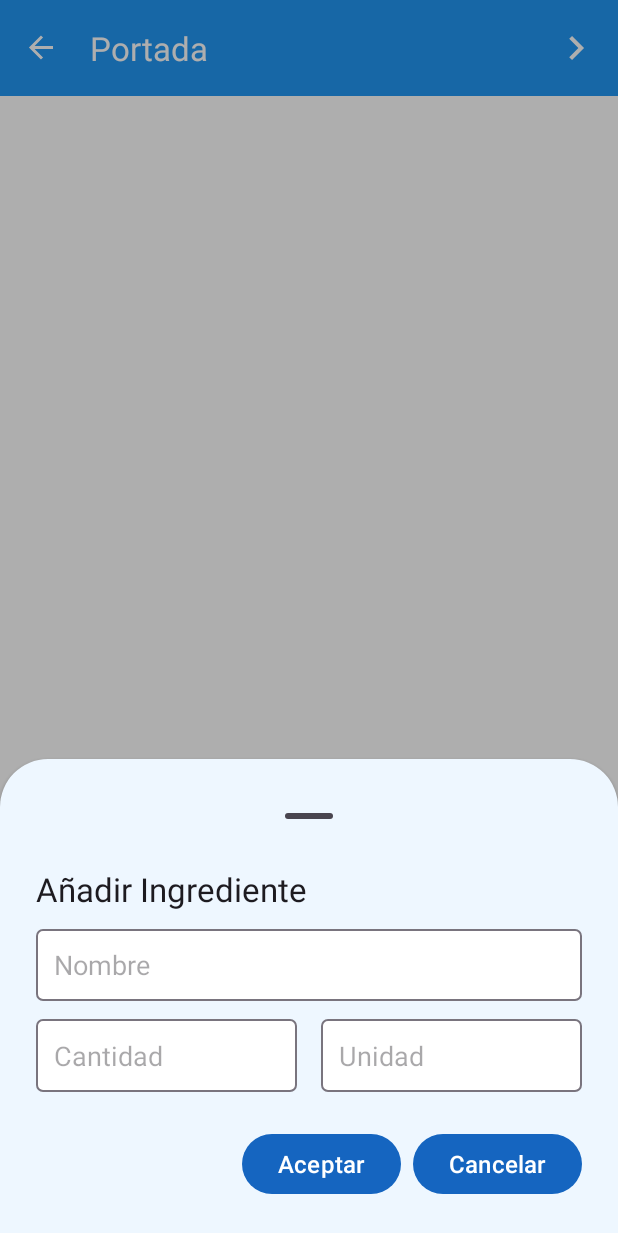
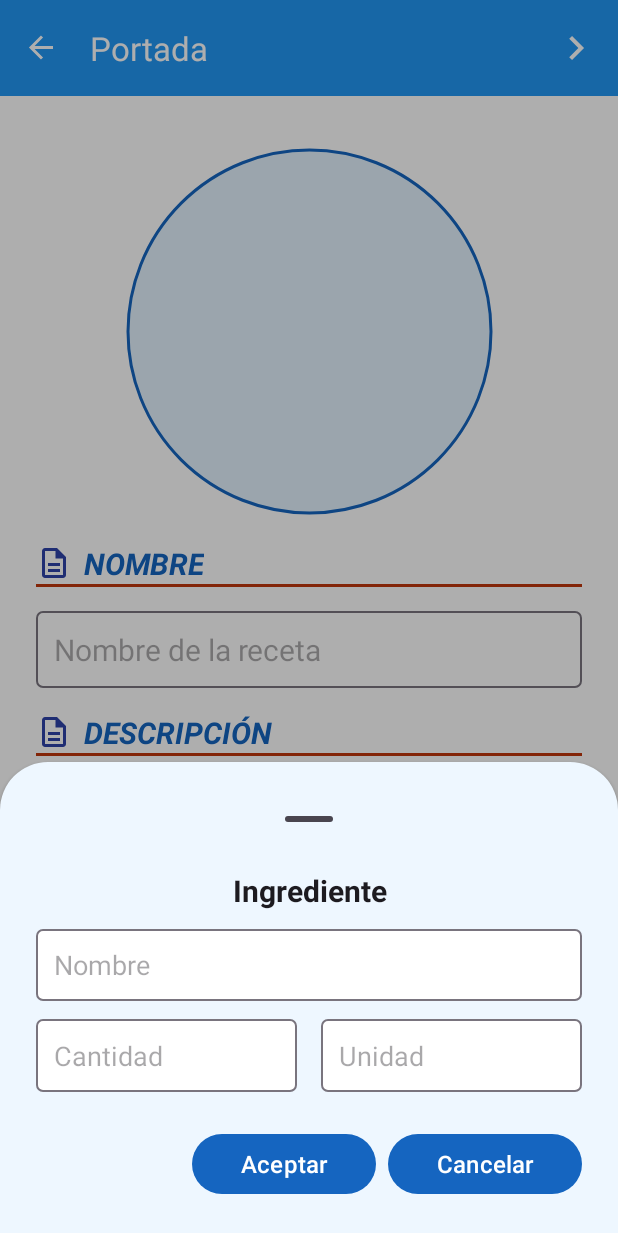
Before and after one commit to overdrive80/RecetasDigitales, an Android app: the fragment IngredientesBottomSheet placed in its activity, on a phone screen of 412 x 824 dp. Shown: the top 1233 px of the screen. Run offline under Robolectric (Android 15) with nearby library versions, the phone set to English and light mode, and no system bars; our stand-ins replace Room's generated code, navigation-ui.

Commit message:
Actualizar portada y aclarar flujo de persistencia.

```diff
--- a/app/src/main/java/org/overdrive/recetasdigitales/model/RecetarioRepositorio.java
+++ b/app/src/main/java/org/overdrive/recetasdigitales/model/RecetarioRepositorio.java
@@ -48,4 +48,8 @@ public class RecetarioRepositorio {
     public LiveData<RecetaCompleta> getRecetaCompleta(long recetaId) {
         return mRecetaDAO.getRecetaCompleta(recetaId);
     }
+
+    public long insertarReceta(Receta receta) {
+        return mRecetaDAO.insertarReceta(receta);
+    }
 }
--- a/app/src/main/java/org/overdrive/recetasdigitales/model/entidades/Ingrediente.java
+++ b/app/src/main/java/org/overdrive/recetasdigitales/model/entidades/Ingrediente.java
@@ -4,6 +4,7 @@ import androidx.annotation.NonNull;
 import androidx.room.ColumnInfo;
 import androidx.room.Entity;
 import androidx.room.ForeignKey;
+import androidx.room.Ignore;
 import androidx.room.PrimaryKey;
 
 import org.overdrive.recetasdigitales.Constantes;
@@ -45,6 +46,10 @@ public class Ingrediente {
     private long idReceta;
 
     //Constructor
+    @Ignore
+    public Ingrediente() {
+    }
+
     public Ingrediente(String nombre, double cantidad, String unidad, long idReceta) {
         this.nombre = nombre;
         this.cantidad = cantidad;
--- a/app/src/main/java/org/overdrive/recetasdigitales/model/entidades/Receta.java
+++ b/app/src/main/java/org/overdrive/recetasdigitales/model/entidades/Receta.java
@@ -2,6 +2,7 @@ package org.overdrive.recetasdigitales.model.entidades;
 
 import androidx.room.ColumnInfo;
 import androidx.room.Entity;
+import androidx.room.Ignore;
 import androidx.room.PrimaryKey;
 
 import org.overdrive.recetasdigitales.Constantes;
@@ -31,6 +32,9 @@ public class Receta {
     private long tiempo;
 
     //Constructores
+    @Ignore
+    public Receta() {
+    }
 
     public Receta(String titulo, String descripcion, String imagenUri, long tiempo) {
         this.titulo = titulo;
@@ -43,6 +47,10 @@ public class Receta {
     //Getter-Setters
     public String getTitulo() {
         return titulo;
+    }
+
+    public void setTitulo(String titulo) {
+        this.titulo = titulo;
     }
 
     public String getDescripcion() {
--- a/app/src/main/java/org/overdrive/recetasdigitales/view/crear_receta/IngredientesBottomSheet.java
+++ b/app/src/main/java/org/overdrive/recetasdigitales/view/crear_receta/IngredientesBottomSheet.java
@@ -1,7 +1,6 @@
 package org.overdrive.recetasdigitales.view.crear_receta;
 
 import android.os.Bundle;
-import android.util.Log;
 import android.view.LayoutInflater;
 import android.view.View;
 import android.view.ViewGroup;
@@ -13,16 +12,11 @@ import androidx.annotation.Nullable;
 import androidx.lifecycle.ViewModelProvider;
 
 import com.google.android.material.bottomsheet.BottomSheetDialogFragment;
-import com.google.android.material.button.MaterialButton;
 
 import org.overdrive.recetasdigitales.R;
 import org.overdrive.recetasdigitales.databinding.BottomsheetNuevoIngredienteBinding;
-import org.overdrive.recetasdigitales.databinding.BottomsheetVerRecetasBinding;
-import org.overdrive.recetasdigitales.model.entidades.Receta;
+import org.overdrive.recetasdigitales.model.entidades.Ingrediente;
 import org.overdrive.recetasdigitales.viewmodel.CrearRecetaViewModel;
-import org.overdrive.recetasdigitales.viewmodel.RecetasViewModel;
-
-import java.util.List;
 
 public class IngredientesBottomSheet extends BottomSheetDialogFragment {
     public static final String TAG = "IngredientesBottomSheet";
@@ -34,6 +28,8 @@ public class IngredientesBottomSheet extends BottomSheetDialogFragment {
         super.onCreate(savedInstanceState);
         setStyle(BottomSheetDialogFragment.STYLE_NORMAL, R.style.ThemeBottomSheet); //Establecemos el tema del boton sheet
         setCancelable(false);
+
+        inicializarViewModel();
 
     }
 
@@ -47,9 +43,6 @@ public class IngredientesBottomSheet extends BottomSheetDialogFragment {
         //Obtenemos la vista raiz del layout para el BottomSheet
         View view = binding.getRoot();
 
-
-
-
         return view;
     }
 
@@ -61,6 +54,11 @@ public class IngredientesBottomSheet extends BottomSheetDialogFragment {
         configurarAutocompletadoUnidades();
 
 
+    }
+
+    private void inicializarViewModel() {
+        this.viewModel = new ViewModelProvider(getActivity())
+                .get(CrearRecetaViewModel.class);
     }
 
     private void configurarListeners() {
@@ -76,6 +74,8 @@ public class IngredientesBottomSheet extends BottomSheetDialogFragment {
                 }
 
                 Toast.makeText(requireContext(), "Ingrediente agregado", Toast.LENGTH_SHORT).show();
+
+                agregarIngrediente();
                 dismiss();
             }
         });
@@ -87,6 +87,15 @@ public class IngredientesBottomSheet extends BottomSheetDialogFragment {
                 dismiss();
             }
         });
+    }
+
+    private void agregarIngrediente() {
+        Ingrediente ingrediente = new Ingrediente();
+        ingrediente.setNombre(binding.etNombre.getText().toString());
+        ingrediente.setUnidad(binding.etUnidad.getText().toString());
+        ingrediente.setCantidad(Double.parseDouble(binding.etCantidad.getText().toString()));
+
+        viewModel.agregarIngrediente(ingrediente);
     }
 
     private void configurarAutocompletadoUnidades() {
--- a/app/src/main/java/org/overdrive/recetasdigitales/view/crear_receta/IngredientesFragment.java
+++ b/app/src/main/java/org/overdrive/recetasdigitales/view/crear_receta/IngredientesFragment.java
@@ -1,6 +1,5 @@
 package org.overdrive.recetasdigitales.view.crear_receta;
 
-import android.content.Intent;
 import android.os.Bundle;
 import android.view.LayoutInflater;
 import android.view.Menu;
@@ -8,25 +7,25 @@ import android.view.MenuInflater;
 import android.view.MenuItem;
 import android.view.View;
 import android.view.ViewGroup;
-import android.widget.Toast;
 
 import androidx.annotation.NonNull;
 import androidx.annotation.Nullable;
 import androidx.core.view.MenuProvider;
 import androidx.fragment.app.Fragment;
 import androidx.lifecycle.Lifecycle;
+import androidx.lifecycle.ViewModelProvider;
 import androidx.navigation.NavController;
 import androidx.navigation.Navigation;
 
 import org.overdrive.recetasdigitales.R;
 import org.overdrive.recetasdigitales.databinding.FragmentIngredientesBinding;
-import org.overdrive.recetasdigitales.view.lista_recetas.RecetasActivity;
-import org.overdrive.recetasdigitales.view.lista_recetas.RecetasBottomSheet;
+import org.overdrive.recetasdigitales.viewmodel.CrearRecetaViewModel;
 
 
 public class IngredientesFragment extends Fragment {
     private FragmentIngredientesBinding binding;
     private NavController navController;
+    private CrearRecetaViewModel viewModel;
 
     public IngredientesFragment() {
         // Required empty public constructor
@@ -35,6 +34,7 @@ public class IngredientesFragment extends Fragment {
     @Override
     public void onCreate(Bundle savedInstanceState) {
         super.onCreate(savedInstanceState);
+        inicializarViewModel();
     }
 
     @Override
@@ -51,6 +51,12 @@ public class IngredientesFragment extends Fragment {
         navController = Navigation.findNavController(view);
         configurarMenuProvider();
         configurarFab();
+
+    }
+
+    private void inicializarViewModel() {
+        this.viewModel = new ViewModelProvider(getActivity())
+                .get(CrearRecetaViewModel.class);
     }
 
     private void configurarMenuProvider() {
--- a/app/src/main/java/org/overdrive/recetasdigitales/view/crear_receta/IngredientesViewHolder.java
+++ b/app/src/main/java/org/overdrive/recetasdigitales/view/crear_receta/IngredientesViewHolder.java
@@ -1,15 +1,10 @@
 package org.overdrive.recetasdigitales.view.crear_receta;
-
-import android.view.View;
 
 import androidx.annotation.NonNull;
 import androidx.recyclerview.widget.RecyclerView;
 
 import org.overdrive.recetasdigitales.databinding.RecyclerIngredientesItemBinding;
-import org.overdrive.recetasdigitales.databinding.RecyclerRecetasItemBinding;
 import org.overdrive.recetasdigitales.model.entidades.Ingrediente;
-import org.overdrive.recetasdigitales.model.entidades.Receta;
-import org.overdrive.recetasdigitales.view.lista_recetas.RecetasAdapter;
 
 public class IngredientesViewHolder extends RecyclerView.ViewHolder {
     private RecyclerIngredientesItemBinding binding;
--- a/app/src/main/java/org/overdrive/recetasdigitales/view/crear_receta/PortadaFragment.java
+++ b/app/src/main/java/org/overdrive/recetasdigitales/view/crear_receta/PortadaFragment.java
@@ -13,16 +13,21 @@ import androidx.annotation.Nullable;
 import androidx.core.view.MenuProvider;
 import androidx.fragment.app.Fragment;
 import androidx.lifecycle.Lifecycle;
+import androidx.lifecycle.ViewModelProvider;
 import androidx.navigation.NavController;
 import androidx.navigation.Navigation;
 
 import org.overdrive.recetasdigitales.R;
-import org.overdrive.recetasdigitales.databinding.FragmentPortadaRecetaBinding;
+import org.overdrive.recetasdigitales.databinding.FragmentPortadaBinding;
+import org.overdrive.recetasdigitales.model.entidades.Receta;
+import org.overdrive.recetasdigitales.viewmodel.CrearRecetaViewModel;
 
 public class PortadaFragment extends Fragment {
 
-    private FragmentPortadaRecetaBinding binding;
+    private FragmentPortadaBinding binding;
     private NavController navController;
+    private CrearRecetaViewModel viewModel;
+
 
     public PortadaFragment() {
         // Required empty public constructor
@@ -31,13 +36,14 @@ public class PortadaFragment extends Fragment {
     @Override
     public void onCreate(Bundle savedInstanceState) {
         super.onCreate(savedInstanceState);
+        inicializarViewModel();
     }
 
     @Override
     public View onCreateView(LayoutInflater inflater, ViewGroup container,
                              Bundle savedInstanceState) {
         // Inflate the layout for this fragment
-        binding = FragmentPortadaRecetaBinding.inflate(inflater, container, false);
+        binding = FragmentPortadaBinding.inflate(inflater, container, false);
         return binding.getRoot();
     }
 
@@ -48,6 +54,11 @@ public class PortadaFragment extends Fragment {
         navController = Navigation.findNavController(view); // View: es el elemento raiz del layout del fragment
         configurarMenuProvider();
 
+    }
+
+    private void inicializarViewModel() {
+        this.viewModel = new ViewModelProvider(getActivity())
+                .get(CrearRecetaViewModel.class);
     }
 
     private void configurarMenuProvider() {
@@ -62,6 +73,14 @@ public class PortadaFragment extends Fragment {
             public boolean onMenuItemSelected(@NonNull MenuItem menuItem) {
                 // Item: siguiente
                 if (menuItem.getItemId() == R.id.action_siguiente) {
+
+                    if (binding.etNombreReceta.getText().toString().isEmpty()) {
+                        binding.etNombreReceta.setError("El nombre de la receta es obligatorio");
+                        return true;
+                    }
+
+                    insertarReceta();
+
                     navController.navigate(R.id.action_portada_a_ingredientes);
                     return true; // Le dice que ha consumido el evento y no lo propage
                 }
@@ -70,6 +89,17 @@ public class PortadaFragment extends Fragment {
         }, getViewLifecycleOwner(), Lifecycle.State.RESUMED); // Esta parte hace que se reutilize el menu
     }
 
+    private void insertarReceta() {
+        Receta receta = new Receta();
+        receta.setTitulo(binding.etNombreReceta.getText().toString());
+        receta.setDescripcion(binding.etDescripcionReceta.getText().toString());
+        receta.setImagenUri("");
+        receta.setTiempo(0);
+
+        viewModel.setReceta(receta);
+
+    }
+
     @Override
     public void onDestroyView() {
         super.onDestroyView();
--- a/app/src/main/java/org/overdrive/recetasdigitales/view/lista_recetas/RecetasAdapter.java
+++ b/app/src/main/java/org/overdrive/recetasdigitales/view/lista_recetas/RecetasAdapter.java
@@ -1,6 +1,5 @@
 package org.overdrive.recetasdigitales.view.lista_recetas;
 
-import android.util.Log;
 import android.view.LayoutInflater;
 import android.view.ViewGroup;
 
@@ -29,8 +28,6 @@ public class RecetasAdapter extends RecyclerView.Adapter<RecetasViewHolder> {
     @NonNull
     @Override
     public RecetasViewHolder onCreateViewHolder(@NonNull ViewGroup parent, int viewType) {
-        Log.d(TAG, "parent: " + parent);
-
         //El LayoutInflater nos permite convertir el archivo XML del layout
         // en objetos View que Android puede mostrar
         LayoutInflater inflater = LayoutInflater.from(parent.getContext());
--- a/app/src/main/java/org/overdrive/recetasdigitales/viewmodel/CrearRecetaViewModel.java
+++ b/app/src/main/java/org/overdrive/recetasdigitales/viewmodel/CrearRecetaViewModel.java
@@ -6,6 +6,7 @@ import androidx.annotation.NonNull;
 import androidx.lifecycle.AndroidViewModel;
 import androidx.lifecycle.LiveData;
 import androidx.lifecycle.MutableLiveData;
+import androidx.lifecycle.Observer;
 
 import org.overdrive.recetasdigitales.model.RecetarioRepositorio;
 import org.overdrive.recetasdigitales.model.entidades.Ingrediente;
@@ -13,6 +14,7 @@ import org.overdrive.recetasdigitales.model.entidades.Paso;
 import org.overdrive.recetasdigitales.model.entidades.Receta;
 import org.overdrive.recetasdigitales.model.relaciones.RecetaCompleta;
 
+import java.util.ArrayList;
 import java.util.List;
 
 public class CrearRecetaViewModel extends AndroidViewModel {
@@ -20,8 +22,8 @@ public class CrearRecetaViewModel extends AndroidViewModel {
     private final RecetarioRepositorio repo;
     private LiveData<RecetaCompleta> recetaCompleta;
     private MutableLiveData<Receta> receta = new MutableLiveData<>();
-    private MutableLiveData<List<Ingrediente>> ingredientes = new MutableLiveData<>();
-    private MutableLiveData<List<Paso>> pasos = new MutableLiveData<>();
+    private MutableLiveData<List<Ingrediente>> ingredientes = new MutableLiveData<>(new ArrayList<>());
+    private MutableLiveData<List<Paso>> pasos = new MutableLiveData<>(new ArrayList<>());
 
     public CrearRecetaViewModel(@NonNull Application application) {
         super(application);
@@ -29,7 +31,11 @@ public class CrearRecetaViewModel extends AndroidViewModel {
         repo = new RecetarioRepositorio(application);
     }
 
-    public void setNuevoIngrediente(Ingrediente ingrediente){
+    public void agregarIngrediente(Ingrediente ingrediente) {
         ingredientes.getValue().add(ingrediente);
     }
+
+    public void setReceta(Receta receta) {
+        this.receta.setValue(receta);
+    }
 }
--- a/app/src/main/res/layout/bottomsheet_nuevo_ingrediente.xml
+++ b/app/src/main/res/layout/bottomsheet_nuevo_ingrediente.xml
@@ -1,7 +1,6 @@
 <?xml version="1.0" encoding="utf-8"?>
 <androidx.constraintlayout.widget.ConstraintLayout xmlns:android="http://schemas.android.com/apk/res/android"
     xmlns:app="http://schemas.android.com/apk/res-auto"
-    xmlns:tools="http://schemas.android.com/tools"
     android:layout_width="match_parent"
     android:layout_height="wrap_content"
     android:padding="24dp">
@@ -18,7 +17,10 @@
         android:id="@+id/tvTitulo"
         android:layout_width="0dp"
         android:layout_height="wrap_content"
-        android:text="Añadir Ingrediente"
+        android:text="Ingrediente"
+        android:gravity="center"
+        android:textSize="20sp"
+        android:textStyle="bold"
         android:textAppearance="@style/TextAppearance.Material3.TitleLarge"
         app:layout_constraintEnd_toEndOf="parent"
         app:layout_constraintStart_toStartOf="parent"
@@ -72,6 +74,7 @@
         android:layout_height="wrap_content"
         android:layout_marginTop="24dp"
         android:gravity="end"
+        android:weightSum="8"
         android:orientation="horizontal"
         app:layout_constraintBottom_toBottomOf="parent"
         app:layout_constraintEnd_toEndOf="parent"
@@ -83,6 +86,7 @@
             android:layout_width="wrap_content"
             android:layout_height="wrap_content"
             android:text="Aceptar"
+            android:layout_weight="1"
             android:textSize="16sp" />
 
         <Button
@@ -91,6 +95,7 @@
             android:layout_height="wrap_content"
             android:layout_marginStart="8dp"
             android:text="Cancelar"
+            android:layout_weight="1"
             android:textSize="16sp" />
 
     </LinearLayout>
--- /dev/null
+++ b/app/src/main/res/layout/fragment_portada.xml
@@ -0,0 +1,175 @@
+<?xml version="1.0" encoding="utf-8"?>
+<androidx.constraintlayout.widget.ConstraintLayout xmlns:android="http://schemas.android.com/apk/res/android"
+    xmlns:app="http://schemas.android.com/apk/res-auto"
+    xmlns:tools="http://schemas.android.com/tools"
+    android:layout_width="match_parent"
+    android:layout_height="match_parent"
+    android:padding="24dp"
+    tools:context="view.crear_receta.PortadaFragment">
+
+    <com.google.android.material.imageview.ShapeableImageView
+        android:id="@+id/ivImagenReceta"
+        android:layout_width="250dp"
+        android:layout_height="250dp"
+        android:layout_marginTop="8dp"
+        android:adjustViewBounds="true"
+        android:background="@color/blue_50"
+        android:clickable="true"
+        android:focusable="true"
+        android:padding="4dp"
+        android:scaleType="centerCrop"
+        android:tooltipText="Haz clic para añadir imagen"
+        app:layout_constraintBottom_toTopOf="@id/lblNombreReceta"
+        app:layout_constraintEnd_toEndOf="parent"
+        app:layout_constraintStart_toStartOf="parent"
+        app:layout_constraintTop_toTopOf="parent"
+        app:shapeAppearanceOverlay="@style/FormaRedonda"
+        app:strokeColor="@color/blue_800"
+        app:strokeWidth="2dp" />
+
+    <TextView
+        android:id="@+id/lblNombreReceta"
+        android:layout_width="wrap_content"
+        android:layout_height="wrap_content"
+        android:layout_marginTop="16dp"
+        android:drawablePadding="8dp"
+        android:text="NOMBRE"
+        android:textColor="@color/blue_800"
+        android:textSize="20sp"
+        android:textStyle="italic|bold"
+        app:drawableStartCompat="@drawable/outline_description_24"
+        app:layout_constraintStart_toStartOf="parent"
+        app:layout_constraintTop_toBottomOf="@id/ivImagenReceta" />
+
+    <View
+        android:id="@+id/separador0"
+        android:layout_width="0dp"
+        android:layout_height="2dp"
+        android:background="@color/deep_orange_900"
+        app:layout_constraintEnd_toEndOf="parent"
+        app:layout_constraintStart_toStartOf="parent"
+        app:layout_constraintTop_toBottomOf="@id/lblNombreReceta" />
+
+    <EditText
+        android:id="@+id/etNombreReceta"
+        android:layout_width="0dp"
+        android:layout_height="wrap_content"
+        android:layout_marginTop="16dp"
+        android:background="@drawable/bg_edittext"
+        android:gravity="top|start"
+        android:hint="Nombre de la receta"
+        android:inputType="text"
+        android:maxLines="1"
+        android:minHeight="48dp"
+        android:padding="12dp"
+        android:textSize="20sp"
+        app:layout_constraintEnd_toEndOf="parent"
+        app:layout_constraintStart_toStartOf="parent"
+        app:layout_constraintTop_toBottomOf="@id/separador0" />
+
+    <TextView
+        android:id="@+id/lblDescripcion"
+        android:layout_width="wrap_content"
+        android:layout_height="wrap_content"
+        android:layout_marginTop="16dp"
+        android:drawablePadding="8dp"
+        android:text="@string/descripcion"
+        android:textColor="@color/blue_800"
+        android:textSize="20sp"
+        android:textStyle="italic|bold"
+        app:drawableStartCompat="@drawable/outline_description_24"
+        app:layout_constraintStart_toStartOf="parent"
+        app:layout_constraintTop_toBottomOf="@id/etNombreReceta" />
+
+    <View
+        android:id="@+id/separador1"
+        android:layout_width="0dp"
+        android:layout_height="2dp"
+        android:background="@color/deep_orange_900"
+        app:layout_constraintEnd_toEndOf="parent"
+        app:layout_constraintStart_toStartOf="parent"
+        app:layout_constraintTop_toBottomOf="@id/lblDescripcion" />
+
+    <EditText
+        android:id="@+id/etDescripcionReceta"
+        android:layout_width="0dp"
+        android:layout_height="wrap_content"
+        android:layout_marginTop="16dp"
+        android:background="@drawable/bg_edittext"
+        android:gravity="top|start"
+        android:hint="Breve descripción"
+        android:inputType="textMultiLine"
+        android:maxLines="6"
+        android:minHeight="96dp"
+        android:padding="12dp"
+        android:textSize="20sp"
+        app:layout_constraintEnd_toEndOf="parent"
+        app:layout_constraintStart_toStartOf="parent"
+        app:layout_constraintTop_toBottomOf="@id/separador1" />
+
+    <TextView
+        android:id="@+id/lblTiempo"
+        android:layout_width="wrap_content"
+        android:layout_height="wrap_content"
+        android:layout_marginTop="16dp"
+        android:drawablePadding="8dp"
+        android:text="@string/tiempo_de_elaboracion"
+        android:textColor="@color/blue_800"
+        android:textSize="20sp"
+        android:textStyle="italic|bold"
+        app:drawableStartCompat="@drawable/baseline_access_time_24"
+        app:layout_constraintStart_toStartOf="parent"
+        app:layout_constraintTop_toBottomOf="@+id/etDescripcionReceta" />
+
+    <View
+        android:id="@+id/separador2"
+        android:layout_width="0dp"
+        android:layout_height="2dp"
+        android:background="@color/deep_orange_900"
+        app:layout_constraintEnd_toEndOf="parent"
+        app:layout_constraintStart_toStartOf="parent"
+        app:layout_constraintTop_toBottomOf="@id/lblTiempo" />
+
+    <LinearLayout
+        android:id="@+id/layoutTiempoElaboracion"
+        android:layout_width="0dp"
+        android:layout_height="wrap_content"
+        android:layout_marginTop="16dp"
+        android:baselineAligned="false"
+        android:gravity="start"
+        android:orientation="horizontal"
+        android:weightSum="8"
+        app:layout_constraintEnd_toEndOf="parent"
+        app:layout_constraintStart_toStartOf="parent"
+        app:layout_constraintTop_toBottomOf="@id/separador2">
+
+        <EditText
+            android:id="@+id/tvHoras"
+            android:layout_width="wrap_content"
+            android:layout_height="wrap_content"
+            android:layout_marginEnd="6dp"
+            android:layout_weight="2"
+            android:background="@drawable/bg_edittext"
+            android:hint="@string/horas"
+            android:minHeight="48dp"
+            android:padding="12dp"
+            android:textColor="?attr/colorOnSurface"
+            android:textSize="20sp"
+            android:visibility="visible" />
+
+        <EditText
+            android:id="@+id/tvMinutos"
+            android:layout_width="wrap_content"
+            android:layout_height="wrap_content"
+            android:layout_weight="1"
+            android:background="@drawable/bg_edittext"
+            android:hint="@string/minutos"
+            android:minHeight="48dp"
+            android:padding="12dp"
+            android:textColor="?attr/colorOnSurface"
+            android:textSize="20sp"
+            android:visibility="visible" />
+    </LinearLayout>
+
+
+</androidx.constraintlayout.widget.ConstraintLayout>
--- a/app/src/main/res/layout/fragment_portada_receta.xml
+++ /dev/null
@@ -1,28 +0,0 @@
-<?xml version="1.0" encoding="utf-8"?>
-<androidx.constraintlayout.widget.ConstraintLayout xmlns:android="http://schemas.android.com/apk/res/android"
-    xmlns:app="http://schemas.android.com/apk/res-auto"
-    xmlns:tools="http://schemas.android.com/tools"
-    android:id="@+id/ConstraintPortada"
-    android:layout_width="match_parent"
-    android:layout_height="match_parent"
-    tools:context=".view.crear_receta.PortadaFragment">
-
-    <ScrollView
-        android:id="@+id/svPortada"
-        android:layout_width="0dp"
-        android:layout_height="0dp"
-        android:layout_marginBottom="24dp"
-        android:fillViewport="true"
-        app:layout_constraintBottom_toTopOf="parent"
-        app:layout_constraintEnd_toEndOf="parent"
-        app:layout_constraintStart_toStartOf="parent"
-        app:layout_constraintTop_toTopOf="parent">
-
-        <LinearLayout
-            android:layout_width="match_parent"
-            android:layout_height="match_parent"
-            android:orientation="vertical" />
-
-    </ScrollView>
-
-</androidx.constraintlayout.widget.ConstraintLayout>
--- a/app/src/main/res/navigation/crear_receta_graph.xml
+++ b/app/src/main/res/navigation/crear_receta_graph.xml
@@ -9,7 +9,7 @@
         android:id="@+id/portadaFragment"
         android:name="org.overdrive.recetasdigitales.view.crear_receta.PortadaFragment"
         android:label="Portada"
-        tools:layout="@layout/fragment_portada_receta">
+        tools:layout="@layout/fragment_portada">
         <action
             android:id="@+id/action_portada_a_ingredientes"
             app:destination="@id/IngredientesFragment" />
--- a/app/src/main/res/values/strings.xml
+++ b/app/src/main/res/values/strings.xml
@@ -24,8 +24,8 @@
     <string name="descripcion">DESCRIPCIÓN</string>
     <string name="tiempo_de_elaboracion">TIEMPO DE ELABORACIÓN</string>
     <string name="receta_tortilla">Clásica receta española a base de patata y huevo.</string>
-    <string name="horas">1 h</string>
-    <string name="minutos">30 min</string>
+    <string name="horas">horas</string>
+    <string name="minutos">minutos</string>
     <string name="titulo_tortilla">Tortilla de patatas</string>
     <string name="paso_num">Paso %s</string>
     <string name="descripcion_del_paso">Descripcion del paso</string>
```
Also changed, not shown: app/src/main/AndroidManifest.xml (+5 -2 lines), app/src/main/res/drawable/bg_edittext.xml (+5 -3 lines), 2 other files.
